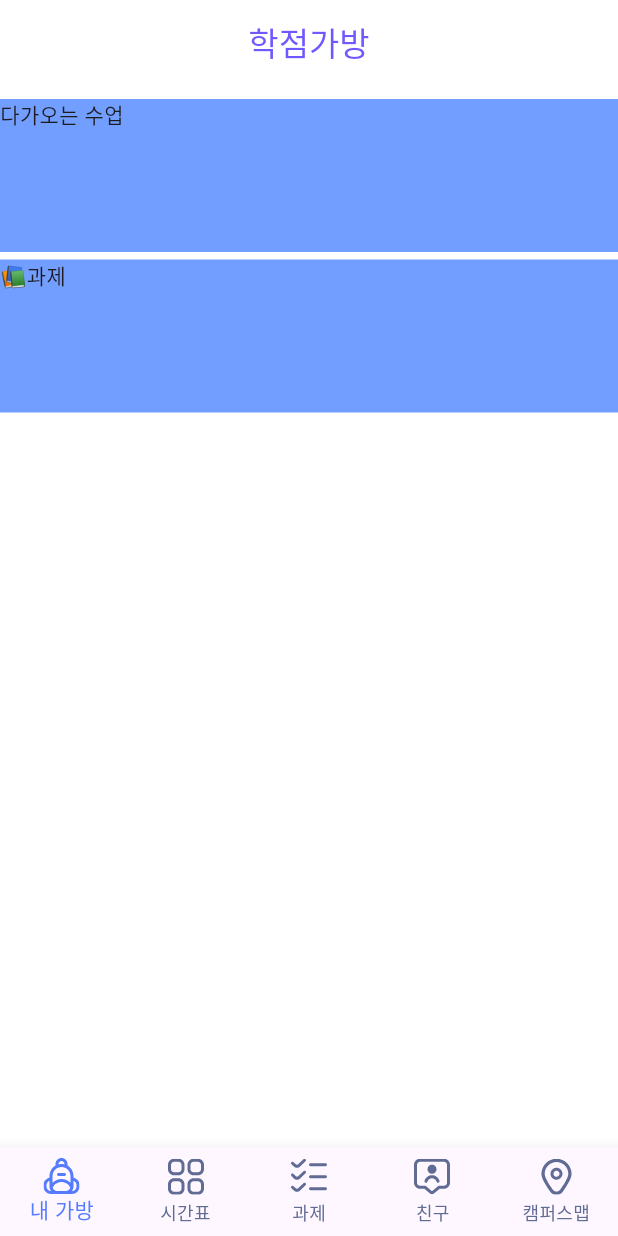
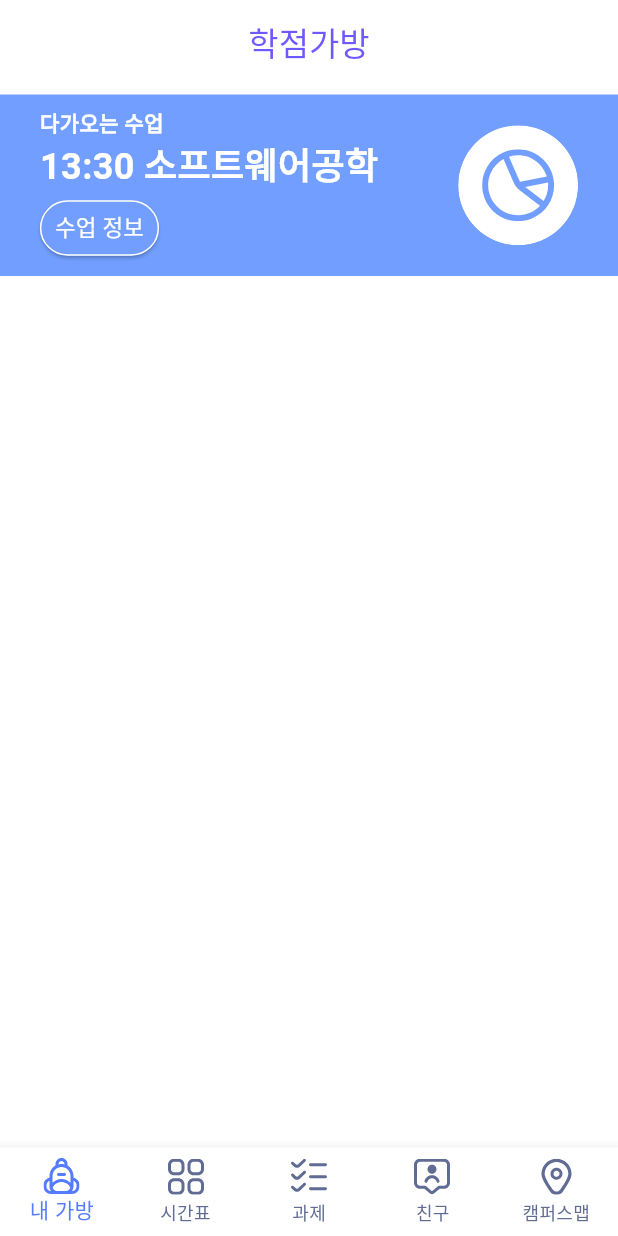
Before and after one commit to kkr010128/DG-Table, a Flutter app: the screen it shows after launch, on a phone screen of 412 x 824 dp. Run offline on Flutter 3.47's test engine with Material 3 defaults, Android fonts, the phone set to English and light mode, and no system bars; our stand-ins replace flutter_svg; Roboto replaces fonts that are missing (MalangBold).

Commit message:
메인페이지 구현
다가오는 수업 위젯화 및 연동

```diff
--- a/dg_table/lib/screens/main_task/my_bag.dart
+++ b/dg_table/lib/screens/main_task/my_bag.dart
@@ -1,26 +1,22 @@
 import 'package:flutter/material.dart';
+import 'package:dg_table/screens/main_task/my_bag/next_lecture.dart'; // next_lecture.dart를 import
 
 class MyBag extends StatelessWidget {
   @override
   Widget build(BuildContext context) {
-    return Column(children: [
-      Container(
-          // margin: const EdgeInsets.all(10.0),
-          margin: EdgeInsets.only(top: 10),
-          color: Color(0xFF729FFF),
-          width: double.infinity,
-          height: 102.0,
-          child: Text('다가오는 수업'),
-        ),
-    Container(
-          // margin: const EdgeInsets.all(10.0),
-          margin: EdgeInsets.only(top: 5),
-          color: Color(0xFF729FFF),
-          width: double.infinity,
-          height: 102.0,
-          child: Text('📚과제'),
-        ),
-      ],
+    return Center(
+      child: Column(
+        mainAxisSize: MainAxisSize.max,
+        children: [
+          // 모듈화된 ClassContainer 사용
+          ClassContainer(
+            subject: '소프트웨어공학',
+            time: '13:30',
+            buttonText: '수업 정보',
+            iconPath: 'assets/image/next_lecture_sym.svg',
+          ),
+        ],
+      ),
     );
   }
 }
--- /dev/null
+++ b/dg_table/lib/screens/main_task/my_bag/next_lecture.dart
@@ -0,0 +1,104 @@
+import 'package:flutter/material.dart';
+import 'package:flutter_svg/flutter_svg.dart';
+
+// class MyBag extends StatelessWidget {
+//   @override
+//   Widget build(BuildContext context) {
+//     return Center(
+//       child: Column(
+//         mainAxisSize: MainAxisSize.max,
+//         children: [
+//           // 모듈화된 ClassContainer 사용
+//           ClassContainer(
+//             subject: '소프트웨어공학',
+//             time: '13:30',
+//             buttonText: '수업 정보',
+//             iconPath: 'assets/image/next_lecture_sym.svg',
+//           ),
+//         ],
+//       ),
+//     );
+//   }
+// }
+
+// 수업 정보를 출력하는 전체 컨테이너를 모듈화
+class ClassContainer extends StatelessWidget {
+  final String subject;
+  final String time;
+  final String buttonText;
+  final String iconPath;
+
+  const ClassContainer({
+    required this.subject,
+    required this.time,
+    required this.buttonText,
+    required this.iconPath,
+  });
+
+  @override
+  Widget build(BuildContext context) {
+    return Container(
+      color: Color(0xFF729FFF),
+      padding: const EdgeInsets.symmetric(vertical: 8),
+      margin: const EdgeInsets.only(top: 7),
+      child: Row(
+        mainAxisAlignment: MainAxisAlignment.spaceAround,
+        children: [
+          _buildClassInfo(),
+          _buildClassIcon(),
+        ],
+      ),
+    );
+  }
+
+  // 수업 정보를 출력하는 위젯
+  Widget _buildClassInfo() {
+    return Column(
+      crossAxisAlignment: CrossAxisAlignment.start,
+      children: [
+        Text(
+          '다가오는 수업',
+          style: TextStyle(
+            fontSize: 14,
+            fontWeight: FontWeight.bold,
+            color: Colors.white,
+          ),
+        ),
+        Text(
+          '$time $subject',
+          style: TextStyle(
+            fontSize: 24,
+            fontWeight: FontWeight.bold,
+            color: Colors.white,
+          ),
+        ),
+        ElevatedButton(
+          onPressed: () {}, // 비활성화된 상태
+          style: ElevatedButton.styleFrom(
+            foregroundColor: Colors.white,
+            backgroundColor: const Color(0xFF729FFF),
+            padding: const EdgeInsets.symmetric(horizontal: 10, vertical: 7),
+            minimumSize: const Size(0, 0), // 버튼 기본 크기 초기화
+            shape: RoundedRectangleBorder(
+              borderRadius: BorderRadius.circular(50),
+              side: const BorderSide(color: Colors.white, width: 1),
+            ),
+          ),
+          child: Text(
+            buttonText,
+            style: TextStyle(fontSize: 15, color: Colors.white),
+          ),
+        ),
+      ],
+    );
+  }
+
+  // 수업 아이콘 출력하는 위젯
+  Widget _buildClassIcon() {
+    return SvgPicture.asset(
+      iconPath,
+      width: 80,
+      height: 80,
+    );
+  }
+}
--- a/dg_table/lib/screens/main_task/my_timetable.dart
+++ b/dg_table/lib/screens/main_task/my_timetable.dart
@@ -1,4 +1,6 @@
 import 'package:flutter/material.dart';
+import 'package:flutter/widgets.dart';
+import 'package:flutter_svg/flutter_svg.dart';
 
 class MyTimetable extends StatelessWidget {
   @override
@@ -6,7 +8,7 @@ class MyTimetable extends StatelessWidget {
     return Center(
       child: Container(
         margin: const EdgeInsets.all(10.0),
-        color: Colors.blue,
+        color: Colors.yellow,
         // width: 48.0,
         // height: 48.0,
       ),
--- a/dg_table/lib/screens/navigationbar/navigationbar.dart
+++ b/dg_table/lib/screens/navigationbar/navigationbar.dart
@@ -14,6 +14,7 @@ class UniBagNavigationBar extends StatelessWidget {
   @override
   Widget build(BuildContext context) {
     return BottomNavigationBar(
+      backgroundColor: Colors.white,
       type: BottomNavigationBarType.fixed,
       items: <BottomNavigationBarItem>[
         BottomNavigationBarItem(
--- a/dg_table/pubspec.yaml
+++ b/dg_table/pubspec.yaml
@@ -23,6 +23,7 @@ flutter:
     - assets/icon/nv_3.svg
     - assets/icon/nv_4.svg
     - assets/icon/nv_5.svg
+    - assets/image/
 
   fonts:
     - family: MalangBold
```
Also changed, not shown: dg_table/assets/image/next_lecture_sym.svg (added), 2 other files.
